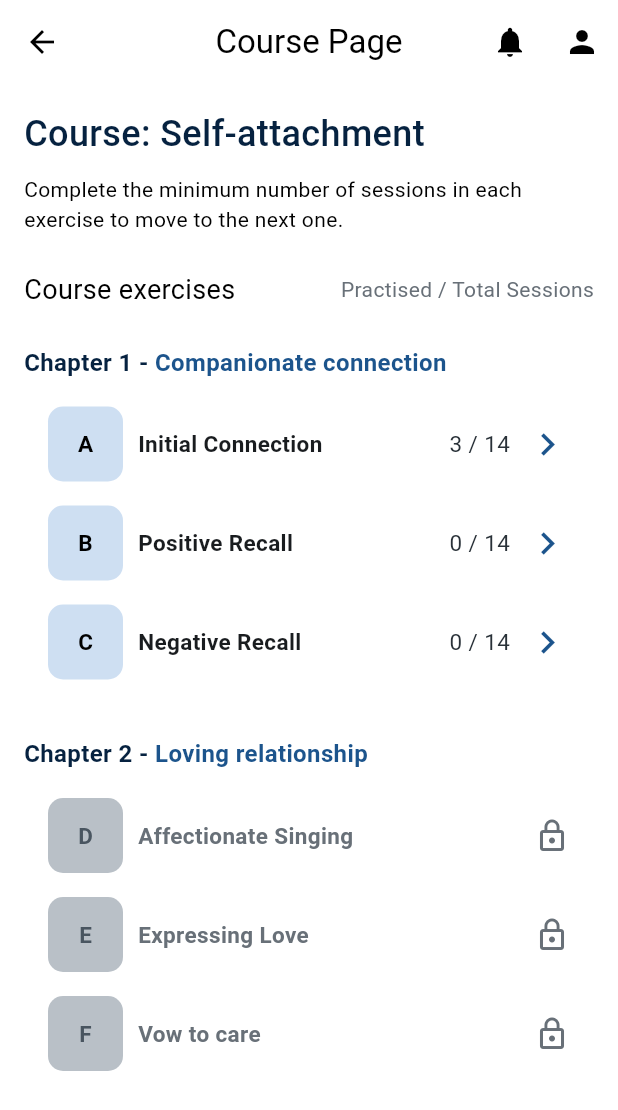
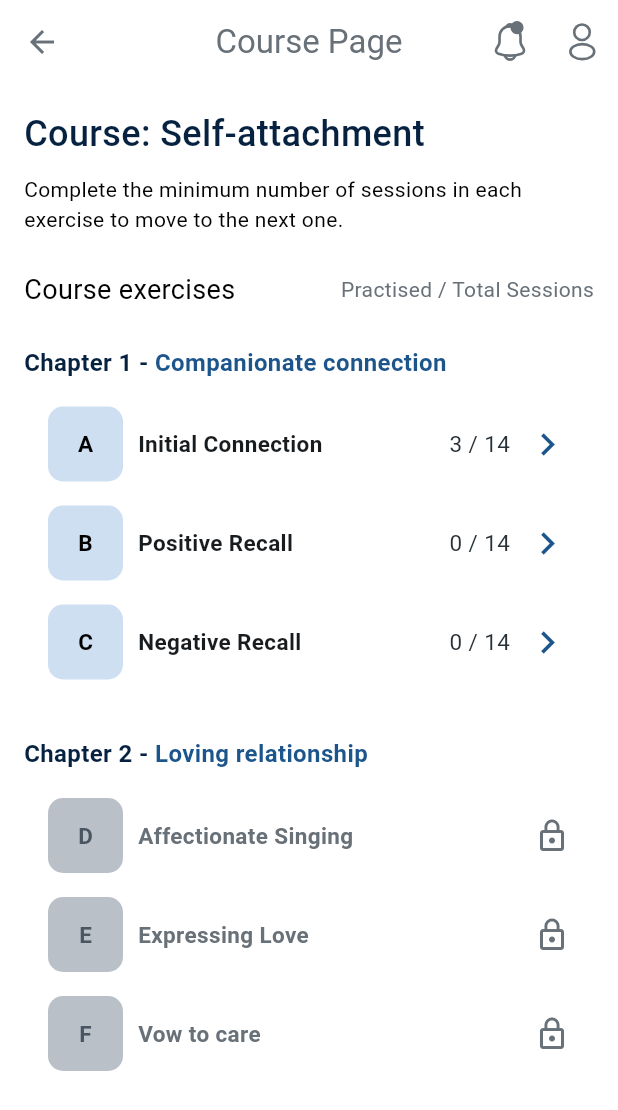
Before and after one commit to Harini-Sritharar/LLM-based-Mobile-App-for-Mental-Health, a Flutter app: the CourseInfo screen opened directly with empty values, after a tap on "READ MORE", after a tap on "READ LESS", after a tap on "Start Course", on a phone screen of 412 x 824 dp. Shown: the top 1110 px of the screen. Run offline on Flutter 3.47's test engine with Material 3 defaults, Android fonts, the phone set to English and light mode, and no system bars; our stand-ins replace firebase_auth, firebase_core, flutter_svg, shared_preferences; accounts and stored records are empty.

Commit message:
[sk3122] - Add CustomAppBar to course pages

```diff
--- a/llm_based_sat_app/lib/main.dart
+++ b/llm_based_sat_app/lib/main.dart
@@ -2,7 +2,6 @@ import 'package:firebase_core/firebase_core.dart';
 import 'package:flutter/material.dart';
 import 'package:llm_based_sat_app/screens/course/courses.dart';
 import '/screens/auth/sign_in_page.dart';
-import '/utils/exercise_page_caller.dart';
 import '../screens/community_page.dart';
 import '../screens/calendar_page.dart';
 import '../screens/home_page.dart';
--- a/llm_based_sat_app/lib/screens/course/course_info.dart
+++ b/llm_based_sat_app/lib/screens/course/course_info.dart
@@ -6,6 +6,7 @@ import 'package:llm_based_sat_app/utils/exercise_page_caller.dart';
 import 'package:llm_based_sat_app/widgets/course_widgets/course_exercise_duration.dart';
 import 'package:llm_based_sat_app/widgets/course_widgets/course_type_rating.dart';
 import 'package:llm_based_sat_app/widgets/course_widgets/pre_course_list.dart';
+import 'package:llm_based_sat_app/widgets/custom_app_bar.dart';
 import 'package:llm_based_sat_app/widgets/expandable_text.dart';
 
 class CourseInfo extends StatelessWidget {
@@ -28,30 +29,7 @@ class CourseInfo extends StatelessWidget {
   Widget build(BuildContext context) {
     return Scaffold(
       backgroundColor: Colors.white,
-      appBar: AppBar(
-        title: const Text(
-          'Course Info',
-          style: TextStyle(color: Colors.black),
-        ),
-        centerTitle: true,
-        backgroundColor: Colors.white,
-        elevation: 0,
-        iconTheme: const IconThemeData(color: Colors.black),
-        actions: [
-          IconButton(
-            icon: const Icon(Icons.notifications),
-            onPressed: () {
-              // Handle notification click
-            },
-          ),
-          IconButton(
-            icon: const Icon(Icons.person),
-            onPressed: () {
-              // Navigate to profile page
-            },
-          ),
-        ],
-      ),
+      appBar: CustomAppBar(title: "Courses", onItemTapped: onItemTapped, selectedIndex: selectedIndex),
       body: Padding(
         padding: const EdgeInsets.all(16.0),
         child: Column(
@@ -84,7 +62,7 @@ class CourseInfo extends StatelessWidget {
                   MaterialPageRoute(
                     builder: (context) => CoursePage(
                       courseTitle: courseTitle,
-                      chapters: getChapters(),
+                      chapters: getChapters(), onItemTapped: onItemTapped, selectedIndex: selectedIndex,
                     ),
                   ),
                 );
--- a/llm_based_sat_app/lib/screens/course/course_page.dart
+++ b/llm_based_sat_app/lib/screens/course/course_page.dart
@@ -1,46 +1,27 @@
 import 'package:flutter/material.dart';
-import 'package:llm_based_sat_app/models/chapter_exercise_interface.dart';
 import 'package:llm_based_sat_app/models/chapter_interface.dart';
 import 'package:llm_based_sat_app/widgets/course_widgets/course_page_chapter.dart';
+import 'package:llm_based_sat_app/widgets/custom_app_bar.dart';
 
 class CoursePage extends StatelessWidget {
   final String courseTitle;
   final List<ChapterInterface> chapters;
+  final Function(int) onItemTapped; // Function to update navbar index
+  final int selectedIndex; // Current selected index
 
   const CoursePage({
     super.key,
     required this.courseTitle,
     required this.chapters,
+    required this.onItemTapped,
+    required this.selectedIndex,
   });
 
   @override
   Widget build(BuildContext context) {
     return Scaffold(
       backgroundColor: Colors.white,
-      appBar: AppBar(
-        title: const Text(
-          'Course Page',
-          style: TextStyle(color: Colors.black),
-        ),
-        centerTitle: true,
-        backgroundColor: Colors.white,
-        elevation: 0,
-        iconTheme: const IconThemeData(color: Colors.black),
-        actions: [
-          IconButton(
-            icon: const Icon(Icons.notifications),
-            onPressed: () {
-              // Handle notification click
-            },
-          ),
-          IconButton(
-            icon: const Icon(Icons.person),
-            onPressed: () {
-              // Navigate to profile page
-            },
-          ),
-        ],
-      ),
+      appBar: CustomAppBar(title: "Course Page", onItemTapped: onItemTapped, selectedIndex: selectedIndex),
       body: Padding(
         padding: const EdgeInsets.all(16.0),
         child: Column(
```
